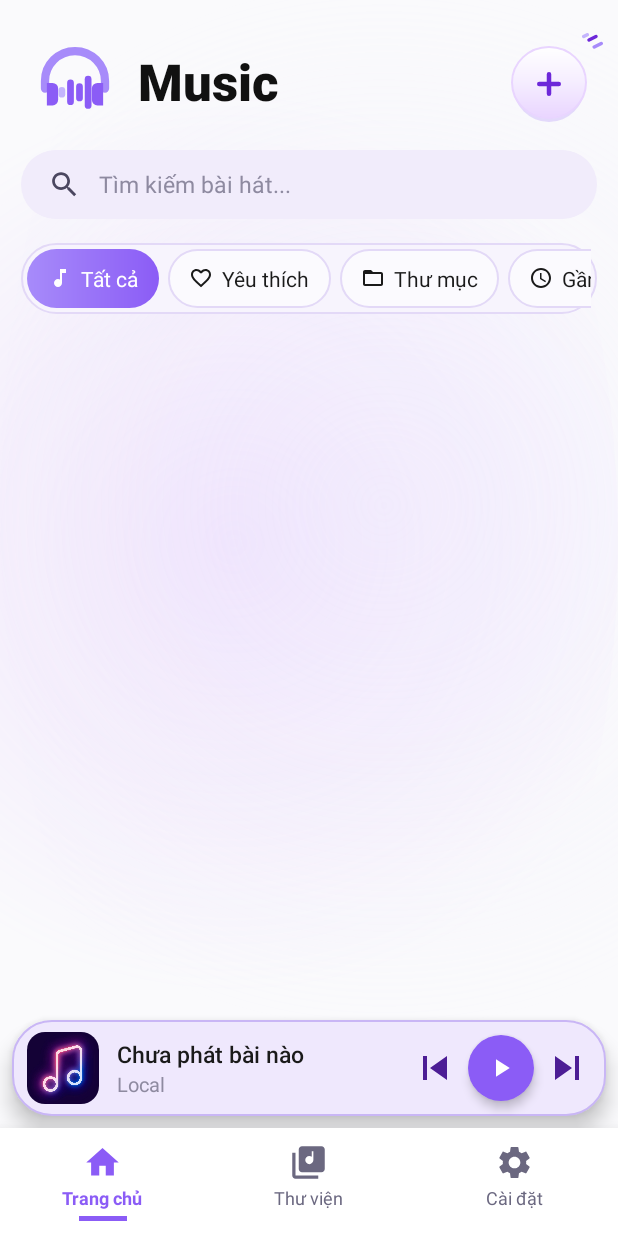
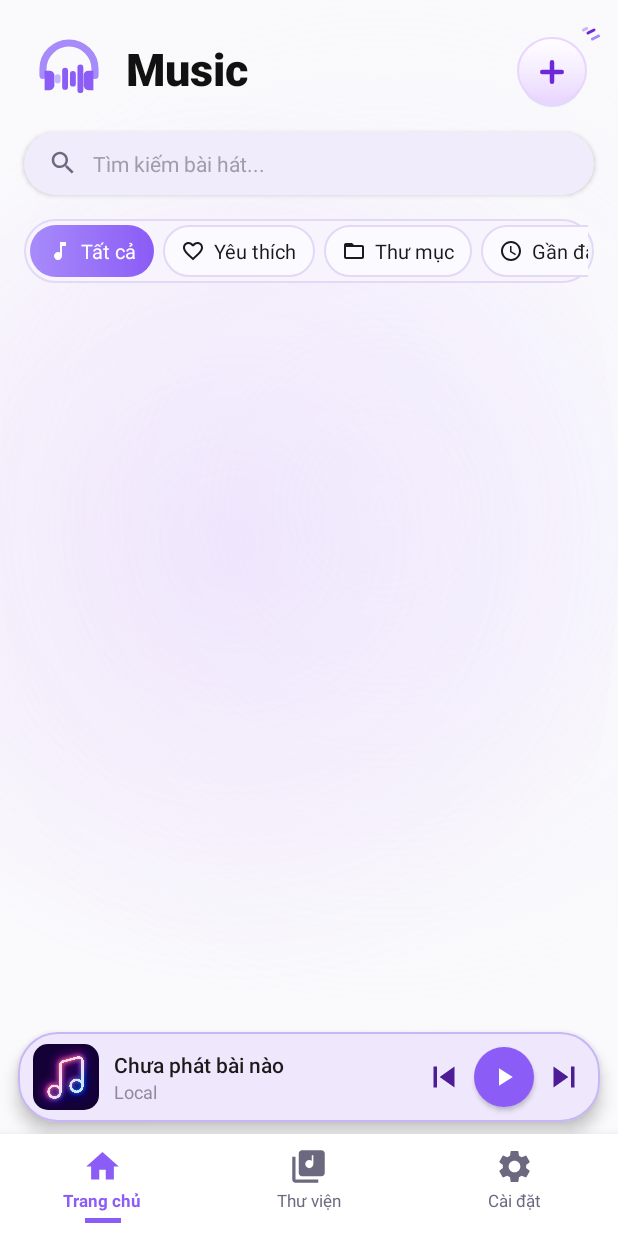
Before and after one commit to LocModify/localmusic, an Android app: the layout activity_main.xml on its own in the app's theme, with its tools: preview values and no code run, on a phone screen of 412 x 824 dp. Run offline under Robolectric (Android 15) with nearby library versions, the phone set to English and light mode, and no system bars.

Commit message:
Update activity_main.xml

```diff
--- a/app/src/main/res/layout/activity_main.xml
+++ b/app/src/main/res/layout/activity_main.xml
@@ -15,13 +15,13 @@
         android:gravity="center_vertical"
         android:orientation="horizontal"
         android:paddingHorizontal="20dp"
-        android:paddingTop="24dp"
-        android:paddingBottom="14dp"
+        android:paddingTop="20dp"
+        android:paddingBottom="12dp"
         app:layout_constraintTop_toTopOf="parent">
 
         <ImageView
-            android:layout_width="60dp"
-            android:layout_height="60dp"
+            android:layout_width="52dp"
+            android:layout_height="52dp"
             android:src="@drawable/ic_logo_vector" />
 
         <TextView
@@ -32,18 +32,18 @@
             android:fontFamily="sans-serif-black"
             android:text="Music"
             android:textColor="#111111"
-            android:textSize="34sp" />
+            android:textSize="30sp" />
 
         <androidx.constraintlayout.widget.ConstraintLayout
-            android:layout_width="56dp"
-            android:layout_height="56dp"
+            android:layout_width="52dp"
+            android:layout_height="52dp"
             android:clipChildren="false"
             android:clipToPadding="false">
 
             <ImageButton
                 android:id="@+id/btnAdd"
-                android:layout_width="52dp"
-                android:layout_height="52dp"
+                android:layout_width="48dp"
+                android:layout_height="48dp"
                 android:background="@drawable/bg_btn_add"
                 android:src="@drawable/ic_add_purple"
                 app:tint="@null"
@@ -51,48 +51,49 @@
                 app:layout_constraintEnd_toEndOf="parent" />
 
             <ImageView
-                android:layout_width="28dp"
-                android:layout_height="28dp"
+                android:layout_width="24dp"
+                android:layout_height="24dp"
                 android:src="@drawable/ic_sparkles"
-                android:translationX="10dp"
-                android:translationY="-8dp"
+                android:translationX="8dp"
+                android:translationY="-6dp"
                 app:layout_constraintEnd_toEndOf="@id/btnAdd"
                 app:layout_constraintTop_toTopOf="@id/btnAdd" />
         </androidx.constraintlayout.widget.ConstraintLayout>
     </LinearLayout>
 
-    <!-- SEARCH BAR -->
+    <!-- SEARCH BAR (Thu nhỏ chiều cao, màu nền trắng sáng) -->
     <LinearLayout
         android:id="@+id/searchBar"
         android:layout_width="match_parent"
-        android:layout_height="46dp"
-        android:layout_marginHorizontal="14dp"
-        android:layout_marginTop="2dp"
+        android:layout_height="42dp"
+        android:layout_marginHorizontal="16dp"
+        android:layout_marginTop="4dp"
         android:background="@drawable/bg_search"
+        android:elevation="2dp"
         android:gravity="center_vertical"
         android:orientation="horizontal"
-        android:paddingHorizontal="18dp"
+        android:paddingHorizontal="16dp"
         app:layout_constraintTop_toBottomOf="@id/headerLayout">
 
         <ImageView
-            android:layout_width="22dp"
-            android:layout_height="22dp"
+            android:layout_width="20dp"
+            android:layout_height="20dp"
             android:src="@drawable/ic_search"
-            app:tint="#4B4760" />
+            app:tint="#6B6880" />
 
         <EditText
             android:id="@+id/etSearch"
             android:layout_width="match_parent"
             android:layout_height="match_parent"
-            android:layout_marginStart="12dp"
+            android:layout_marginStart="10dp"
             android:background="@null"
             android:hint="Tìm kiếm bài hát..."
             android:imeOptions="actionSearch"
             android:inputType="text"
             android:maxLines="1"
             android:textColor="@color/text_black"
-            android:textColorHint="#8E8AA0"
-            android:textSize="15sp" />
+            android:textColorHint="#A09CAB"
+            android:textSize="14sp" />
     </LinearLayout>
 
     <!-- CATEGORIES -->
@@ -100,7 +101,7 @@
         android:id="@+id/categoriesLayout"
         android:layout_width="match_parent"
         android:layout_height="wrap_content"
-        android:layout_marginHorizontal="14dp"
+        android:layout_marginHorizontal="16dp"
         android:layout_marginTop="16dp"
         android:background="@drawable/bg_category_bar"
         android:fillViewport="true"
@@ -122,11 +123,11 @@
                 android:drawableStart="@drawable/ic_chip_music"
                 android:drawablePadding="6dp"
                 android:gravity="center_vertical"
-                android:paddingHorizontal="14dp"
-                android:paddingVertical="10dp"
+                android:paddingHorizontal="12dp"
+                android:paddingVertical="8dp"
                 android:text="Tất cả"
                 android:textColor="@color/white"
-                android:textSize="14sp"
+                android:textSize="13sp"
                 app:drawableTint="@color/white" />
 
             <TextView
@@ -138,11 +139,11 @@
                 android:drawableStart="@drawable/ic_chip_heart"
                 android:drawablePadding="6dp"
                 android:gravity="center_vertical"
-                android:paddingHorizontal="14dp"
-                android:paddingVertical="10dp"
+                android:paddingHorizontal="12dp"
+                android:paddingVertical="8dp"
                 android:text="Yêu thích"
                 android:textColor="@color/text_black"
-                android:textSize="14sp"
+                android:textSize="13sp"
                 app:drawableTint="@color/text_black" />
 
             <TextView
@@ -154,11 +155,11 @@
                 android:drawableStart="@drawable/ic_chip_folder"
                 android:drawablePadding="6dp"
                 android:gravity="center_vertical"
-                android:paddingHorizontal="14dp"
-                android:paddingVertical="10dp"
+                android:paddingHorizontal="12dp"
+                android:paddingVertical="8dp"
                 android:text="Thư mục"
                 android:textColor="@color/text_black"
-                android:textSize="14sp"
+                android:textSize="13sp"
                 app:drawableTint="@color/text_black" />
 
             <TextView
@@ -170,11 +171,11 @@
                 android:drawableStart="@drawable/ic_chip_clock"
                 android:drawablePadding="6dp"
                 android:gravity="center_vertical"
-                android:paddingHorizontal="14dp"
-                android:paddingVertical="10dp"
+                android:paddingHorizontal="12dp"
+                android:paddingVertical="8dp"
                 android:text="Gần đây"
                 android:textColor="@color/text_black"
-                android:textSize="14sp"
+                android:textSize="13sp"
                 app:drawableTint="@color/text_black" />
         </LinearLayout>
     </HorizontalScrollView>
@@ -190,24 +191,24 @@
         app:layout_constraintBottom_toTopOf="@+id/miniPlayer"
         app:layout_constraintTop_toBottomOf="@id/categoriesLayout" />
 
-    <!-- MINI PLAYER (Đã thu hẹp margin để sát mép hơn) -->
+    <!-- MINI PLAYER (Thu nhỏ chiều cao xuống 60dp, ảnh 44dp) -->
     <LinearLayout
         android:id="@+id/miniPlayer"
         android:layout_width="match_parent"
-        android:layout_height="64dp"
-        android:layout_marginHorizontal="8dp"
+        android:layout_height="60dp"
+        android:layout_marginHorizontal="12dp"
         android:layout_marginBottom="8dp"
         android:background="@drawable/bg_mini_player"
-        android:elevation="8dp"
+        android:elevation="6dp"
         android:gravity="center_vertical"
         android:orientation="horizontal"
         android:paddingHorizontal="10dp"
         app:layout_constraintBottom_toTopOf="@+id/bottomNav">
 
         <androidx.cardview.widget.CardView
-            android:layout_width="48dp"
-            android:layout_height="48dp"
-            app:cardCornerRadius="12dp"
+            android:layout_width="44dp"
+            android:layout_height="44dp"
+            app:cardCornerRadius="10dp"
             app:cardElevation="0dp"
             app:cardBackgroundColor="@color/bg_light">
 
@@ -222,7 +223,7 @@
         <LinearLayout
             android:layout_width="0dp"
             android:layout_height="wrap_content"
-            android:layout_marginStart="12dp"
+            android:layout_marginStart="10dp"
             android:layout_weight="1"
             android:orientation="vertical">
 
@@ -235,7 +236,7 @@
                 android:maxLines="1"
                 android:text="Chưa phát bài nào"
                 android:textColor="@color/text_black"
-                android:textSize="15sp" />
+                android:textSize="14sp" />
 
             <TextView
                 android:id="@+id/tvMiniArtist"
@@ -246,32 +247,32 @@
                 android:maxLines="1"
                 android:text="Local"
                 android:textColor="#8E8AA0"
-                android:textSize="13sp" />
+                android:textSize="12sp" />
         </LinearLayout>
 
         <ImageView
             android:id="@+id/btnPrev"
-            android:layout_width="32dp"
-            android:layout_height="32dp"
+            android:layout_width="28dp"
+            android:layout_height="28dp"
             android:background="?attr/selectableItemBackgroundBorderless"
             android:src="@drawable/ic_prev"
             app:tint="#4C1D95" />
 
         <ImageView
             android:id="@+id/btnPlayPause"
-            android:layout_width="44dp"
-            android:layout_height="44dp"
+            android:layout_width="40dp"
+            android:layout_height="40dp"
             android:layout_marginHorizontal="6dp"
             android:background="@drawable/bg_button_purple"
-            android:elevation="4dp"
-            android:padding="12dp"
+            android:elevation="2dp"
+            android:padding="10dp"
             android:src="@drawable/ic_play"
             app:tint="@color/white" />
 
         <ImageView
             android:id="@+id/btnNext"
-            android:layout_width="32dp"
-            android:layout_height="32dp"
+            android:layout_width="28dp"
+            android:layout_height="28dp"
             android:background="?attr/selectableItemBackgroundBorderless"
             android:src="@drawable/ic_next"
             app:tint="#4C1D95" />
@@ -281,9 +282,9 @@
     <LinearLayout
         android:id="@+id/bottomNav"
         android:layout_width="match_parent"
-        android:layout_height="72dp"
+        android:layout_height="68dp"
         android:background="@color/white"
-        android:elevation="12dp"
+        android:elevation="10dp"
         android:gravity="center"
         android:orientation="horizontal"
         app:layout_constraintBottom_toBottomOf="parent">
@@ -303,12 +304,12 @@
                 android:gravity="center"
                 android:text="Trang chủ"
                 android:textColor="@color/purple_primary"
-                android:textSize="12sp"
+                android:textSize="11sp"
                 android:textStyle="bold"
                 app:drawableTint="@color/purple_primary" />
 
             <View
-                android:layout_width="32dp"
+                android:layout_width="24dp"
                 android:layout_height="3dp"
                 android:layout_marginTop="4dp"
                 android:background="@color/purple_primary" />
@@ -329,11 +330,11 @@
                 android:gravity="center"
                 android:text="Thư viện"
                 android:textColor="#6B6880"
-                android:textSize="12sp"
+                android:textSize="11sp"
                 app:drawableTint="#6B6880" />
 
             <View
-                android:layout_width="32dp"
+                android:layout_width="24dp"
                 android:layout_height="3dp"
                 android:layout_marginTop="4dp"
                 android:visibility="invisible" />
@@ -354,11 +355,11 @@
                 android:gravity="center"
                 android:text="Cài đặt"
                 android:textColor="#6B6880"
-                android:textSize="12sp"
+                android:textSize="11sp"
                 app:drawableTint="#6B6880" />
 
             <View
-                android:layout_width="32dp"
+                android:layout_width="24dp"
                 android:layout_height="3dp"
                 android:layout_marginTop="4dp"
                 android:visibility="invisible" />
```
